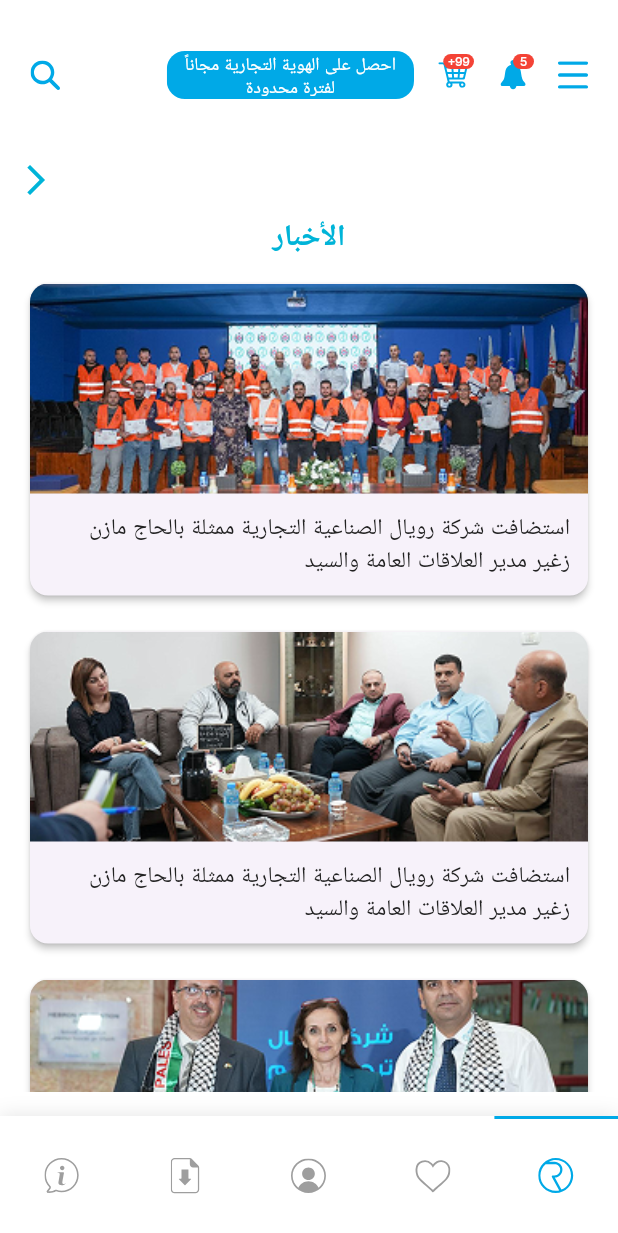
After one commit to YazanAK23/royal, a Flutter app: the NewsPage screen opened by its route, on a phone screen of 412 x 824 dp. The commit adds this screen. Shown: the top 1233 px of the screen. Run offline on Flutter 3.47's test engine with Material 3 defaults, Android fonts, the phone set to English and light mode, and no system bars; our stand-ins replace flutter_riverpod, flutter_svg, google_fonts, shared_preferences; accounts and stored records are empty.

Commit message:
add the news screen

```diff
--- a/lib/core/constants/drawer_menu_items.dart
+++ b/lib/core/constants/drawer_menu_items.dart
@@ -1,3 +1,5 @@
+import 'package:royal/core/routes/app_routes.dart';
+
 import '../models/drawer_menu_item.dart';
 import 'app_assets.dart';
 
@@ -32,7 +34,7 @@ class DrawerMenuItems {
       DrawerMenuItem(
         titleKey: 'newsLabel',
         icon: AppAssets.news,
-        route: '/news',
+        route: AppRoutes.news,
       ),
       DrawerMenuItem(
         titleKey: 'certificatesLabel',
--- a/lib/l10n/intl_ar.arb
+++ b/lib/l10n/intl_ar.arb
@@ -156,5 +156,25 @@
     "tank100L": "١٠٠ لتر",
     "tank150L": "١٥٠ لتر",
     "tank250L": "٢٥٠ لتر",
-    "tank500L": "٥٠٠ لتر"
+    "tank500L": "٥٠٠ لتر",
+    "newsPageTitle": "الأخبار",
+    "news1Title": "استضافت شركة رويال الصناعية التجارية ممثلة بالحاج مازن زغير مدير العلاقات العامة والسيد",
+    "news2Title": "استضافت شركة رويال الصناعية التجارية ممثلة بالحاج مازن زغير مدير العلاقات العامة والسيد",
+    "news3Title": "استضافت شركة رويال الصناعية التجارية ممثلة بالحاج مازن زغير مدير العلاقات العامة والسيد",
+    "newsTitle": "الأخبار",
+    "@newsTitle": {
+        "description": "عنوان قسم أو صفحة الأخبار"
+    },
+    "@newsPageTitle": {
+        "description": "Title for the news page"
+    },
+    "@news1Title": {
+        "description": "Title for the first news item on the news page"
+    },
+    "@news2Title": {
+        "description": "Title for the second news item on the news page"
+    },
+    "@news3Title": {
+        "description": "Title for the third news item on the news page"
+    }
 }
--- /dev/null
+++ b/lib/screens/news_page.dart
@@ -0,0 +1,123 @@
+import 'package:flutter/material.dart';
+import 'package:royal/core/routes/app_routes.dart';
+import 'package:royal/generated/l10n.dart';
+import '../widgets/custom_bottom_nav_bar.dart';
+import '../widgets/custom_app_bar.dart';
+import '../widgets/custom_drawer.dart';
+
+class NewsPage extends StatelessWidget {
+  const NewsPage({Key? key}) : super(key: key);
+
+  @override
+  Widget build(BuildContext context) {
+    final s = S.of(context);
+
+    final newsItems = [
+      NewsItem(image: 'assets/images/news1.png', title: s.news1Title),
+      NewsItem(image: 'assets/images/news2.png', title: s.news2Title),
+      NewsItem(image: 'assets/images/news3.png', title: s.news3Title),
+    ];
+
+    return Scaffold(
+      backgroundColor: Colors.white,
+      appBar: const CustomAppBar(),
+      drawer: CustomDrawer(
+        onMenuItemTap: (route) {
+          Navigator.of(context).pop(); // Close drawer first
+          WidgetsBinding.instance.addPostFrameCallback((_) {
+            if (ModalRoute.of(context)?.settings.name != route) {
+              Navigator.of(context).pushReplacementNamed(route);
+            }
+          });
+        },
+      ),
+      body: Padding(
+        padding: const EdgeInsets.symmetric(vertical: 16),
+        child: Column(
+          children: [
+            Align(
+              alignment: Alignment.centerLeft,
+              child: IconButton(
+                icon: const Icon(Icons.arrow_back_ios_new, color: Color(0xFF00B4D8)),
+                onPressed: () => Navigator.of(context).pushReplacementNamed(AppRoutes.customDrawer),
+
+              ),
+            ),
+            Padding(
+              padding: const EdgeInsets.only(bottom: 12),
+              child: Center(
+                child: Text(
+                  s.newsTitle,
+                  style: const TextStyle(
+                    color: Color(0xFF00B4D8),
+                    fontWeight: FontWeight.bold,
+                    fontSize: 20,
+                  ),
+                ),
+              ),
+            ),
+            Expanded(
+              child: ListView.separated(
+                padding: const EdgeInsets.symmetric(horizontal: 16),
+                itemCount: newsItems.length,
+                separatorBuilder: (_, __) => const SizedBox(height: 16),
+                itemBuilder: (context, index) {
+                  return NewsCard(item: newsItems[index]);
+                },
+              ),
+            ),
+          ],
+        ),
+      ),
+      bottomNavigationBar: CustomBottomNavBar(
+        currentIndex: 0, // You can change if news tab has index
+        onTap: (index) {
+          // Handle bottom nav logic if needed
+        },
+      ),
+    );
+  }
+}
+
+class NewsItem {
+  final String image;
+  final String title;
+  const NewsItem({required this.image, required this.title});
+}
+
+class NewsCard extends StatelessWidget {
+  final NewsItem item;
+  const NewsCard({Key? key, required this.item}) : super(key: key);
+
+  @override
+  Widget build(BuildContext context) {
+    return Card(
+      shape: RoundedRectangleBorder(borderRadius: BorderRadius.circular(12)),
+      elevation: 2,
+      child: Column(
+        crossAxisAlignment: CrossAxisAlignment.stretch,
+        children: [
+          ClipRRect(
+            borderRadius: const BorderRadius.vertical(top: Radius.circular(12)),
+            child: Image.asset(
+              item.image,
+              height: 140,
+              fit: BoxFit.cover,
+            ),
+          ),
+          Padding(
+            padding: const EdgeInsets.all(12),
+            child: Text(
+              item.title,
+              style: const TextStyle(
+                fontSize: 15,
+                color: Color(0xFF222222),
+              ),
+              textAlign: TextAlign.right,
+            ),
+          ),
+        ],
+      ),
+    );
+  }
+}
--- a/lib/widgets/product_item_list.dart
+++ b/lib/widgets/product_item_list.dart
@@ -2,7 +2,6 @@ import 'package:flutter/material.dart';
 import 'package:flutter_svg/flutter_svg.dart';
 import 'package:royal/core/models/product_item.dart';
 import '../core/constants/app_colors.dart';
-import '../core/constants/app_dimensions.dart';
 
 class ProductItemList extends StatelessWidget {
   final String title;
```
Also changed, not shown: lib/core/routes/app_routes.dart (+9 -0 lines), lib/l10n/intl_en.arb (+21 -1 lines), assets/images/news1.png (added), assets/images/news2.png (added), assets/images/news3.png (added), lib/generated/intl/messages_ar.dart, lib/generated/intl/messages_en.dart, lib/generated/l10n.dart.
